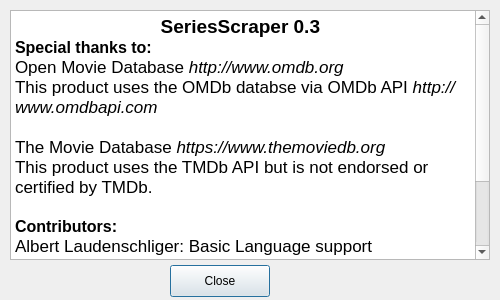
This is SeriesScraper/aboutdialog.ui in martinLutz1/SeriesScraper as Qt 5 draws it before an edit. The edited form follows.
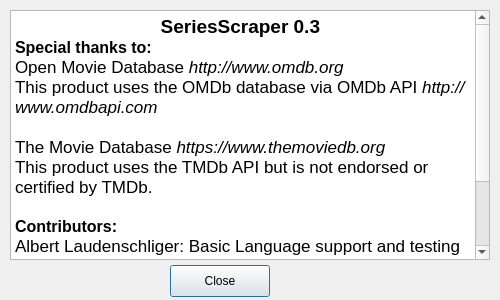
This is the edited form. Icons and pictures are not drawn.

Commit message: Typo in translations, gui element placement stuff, feature added: fullscreen

The edit to the form file:
```diff
--- a/SeriesScraper/aboutdialog.ui
+++ b/SeriesScraper/aboutdialog.ui
@@ -63,14 +63,14 @@
 &lt;p align=&quot;center&quot; style=&quot; margin-top:0px; margin-bottom:0px; margin-left:0px; margin-right:0px; -qt-block-indent:0; text-indent:0px;&quot;&gt;&lt;span style=&quot; font-size:14pt; font-weight:600;&quot;&gt;SeriesScraper 0.3 &lt;/span&gt;&lt;/p&gt;
 &lt;p style=&quot; margin-top:0px; margin-bottom:0px; margin-left:0px; margin-right:0px; -qt-block-indent:0; text-indent:0px;&quot;&gt;&lt;span style=&quot; font-size:12pt; font-weight:600;&quot;&gt;Special thanks to:&lt;/span&gt;&lt;/p&gt;
 &lt;p style=&quot; margin-top:0px; margin-bottom:0px; margin-left:0px; margin-right:0px; -qt-block-indent:0; text-indent:0px;&quot;&gt;&lt;span style=&quot; font-family:'Helvetica';&quot;&gt;Open Movie Database &lt;/span&gt;&lt;span style=&quot; font-family:'Helvetica'; font-style:italic;&quot;&gt;http://www.omdb.org&lt;/span&gt;&lt;/p&gt;
-&lt;p style=&quot; margin-top:0px; margin-bottom:0px; margin-left:0px; margin-right:0px; -qt-block-indent:0; text-indent:0px;&quot;&gt;&lt;span style=&quot; font-family:'Helvetica';&quot;&gt;This product uses the OMDb databse via OMDb API &lt;/span&gt;&lt;span style=&quot; font-family:'Helvetica'; font-style:italic;&quot;&gt;http://www.omdbapi.com&lt;/span&gt;&lt;/p&gt;
+&lt;p style=&quot; margin-top:0px; margin-bottom:0px; margin-left:0px; margin-right:0px; -qt-block-indent:0; text-indent:0px;&quot;&gt;&lt;span style=&quot; font-family:'Helvetica';&quot;&gt;This product uses the OMDb database via OMDb API &lt;/span&gt;&lt;span style=&quot; font-family:'Helvetica'; font-style:italic;&quot;&gt;http://www.omdbapi.com&lt;/span&gt;&lt;/p&gt;
 &lt;p style=&quot;-qt-paragraph-type:empty; margin-top:0px; margin-bottom:0px; margin-left:0px; margin-right:0px; -qt-block-indent:0; text-indent:0px; font-family:'Helvetica';&quot;&gt;&lt;br /&gt;&lt;/p&gt;
 &lt;p style=&quot; margin-top:0px; margin-bottom:0px; margin-left:0px; margin-right:0px; -qt-block-indent:0; text-indent:0px;&quot;&gt;&lt;img src=&quot;:/images/application_logos/tmdb.png&quot; style=&quot;float: right;&quot; /&gt;&lt;/p&gt;
 &lt;p style=&quot; margin-top:0px; margin-bottom:0px; margin-left:0px; margin-right:0px; -qt-block-indent:0; text-indent:0px;&quot;&gt;&lt;span style=&quot; font-family:'Helvetica';&quot;&gt;The Movie Database &lt;/span&gt;&lt;span style=&quot; font-family:'Helvetica'; font-style:italic;&quot;&gt;https://www.themoviedb.org&lt;/span&gt;&lt;/p&gt;
 &lt;p style=&quot; margin-top:0px; margin-bottom:0px; margin-left:0px; margin-right:0px; -qt-block-indent:0; text-indent:0px;&quot;&gt;&lt;span style=&quot; font-family:'Helvetica';&quot;&gt;This product uses the TMDb API but is not endorsed or certified by TMDb.&lt;/span&gt;&lt;/p&gt;
 &lt;p style=&quot;-qt-paragraph-type:empty; margin-top:0px; margin-bottom:0px; margin-left:0px; margin-right:0px; -qt-block-indent:0; text-indent:0px;&quot;&gt;&lt;br /&gt;&lt;/p&gt;
 &lt;p style=&quot; margin-top:0px; margin-bottom:0px; margin-left:0px; margin-right:0px; -qt-block-indent:0; text-indent:0px;&quot;&gt;&lt;span style=&quot; font-size:12pt; font-weight:600;&quot;&gt;Contributors:&lt;/span&gt;&lt;/p&gt;
-&lt;p style=&quot; margin-top:0px; margin-bottom:0px; margin-left:0px; margin-right:0px; -qt-block-indent:0; text-indent:0px;&quot;&gt;&lt;span style=&quot; font-family:'Helvetica';&quot;&gt;Albert Laudenschliger: Basic Language support&lt;/span&gt;&lt;/p&gt;
+&lt;p style=&quot; margin-top:0px; margin-bottom:0px; margin-left:0px; margin-right:0px; -qt-block-indent:0; text-indent:0px;&quot;&gt;&lt;span style=&quot; font-family:'Helvetica';&quot;&gt;Albert Laudenschliger: Basic Language support and testing&lt;/span&gt;&lt;/p&gt;
 &lt;p align=&quot;center&quot; style=&quot;-qt-paragraph-type:empty; margin-top:0px; margin-bottom:0px; margin-left:0px; margin-right:0px; -qt-block-indent:0; text-indent:0px;&quot;&gt;&lt;br /&gt;&lt;/p&gt;
 &lt;p align=&quot;center&quot; style=&quot;-qt-paragraph-type:empty; margin-top:0px; margin-bottom:0px; margin-left:0px; margin-right:0px; -qt-block-indent:0; text-indent:0px;&quot;&gt;&lt;br /&gt;&lt;/p&gt;
 &lt;p align=&quot;center&quot; style=&quot; margin-top:0px; margin-bottom:0px; margin-left:0px; margin-right:0px; -qt-block-indent:0; text-indent:0px;&quot;&gt;This program is provided AS IS with NO WARRANTY OF ANY KIND.&lt;/p&gt;
```
The commit also changes 4 other files.
